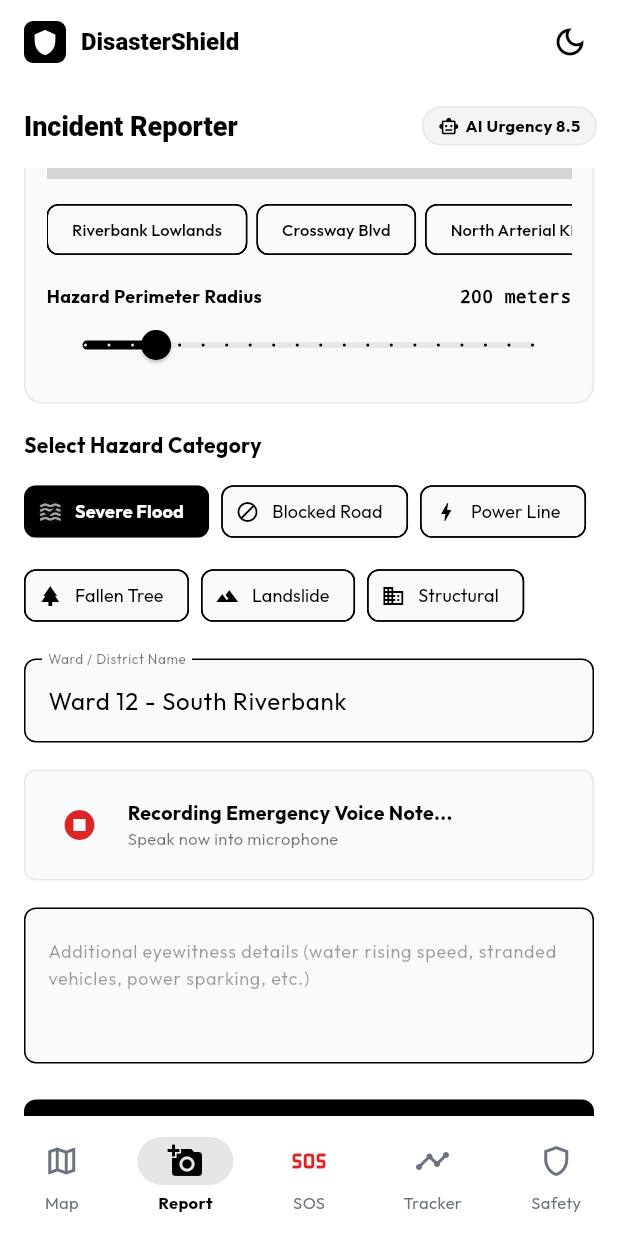
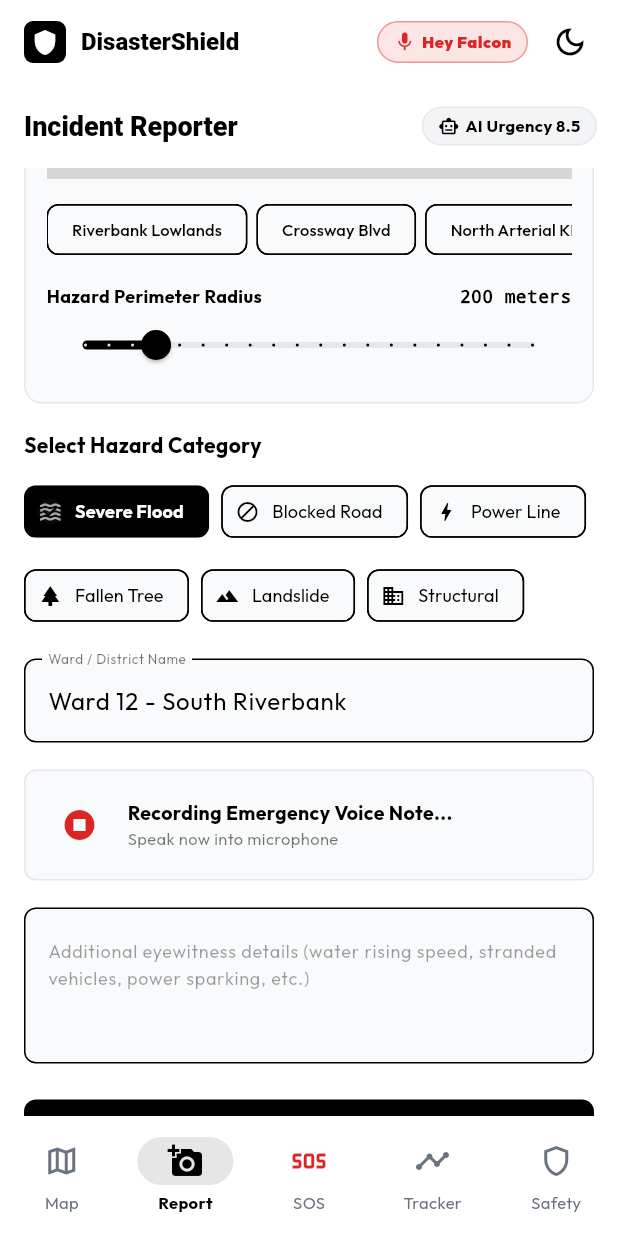
Before and after one commit to hasenalbanna/DisasterShield-codearena-, a Flutter app: the screen it shows after launch, item 2 of the bottom bar chosen, scrolled down 576 dp, after a tap on the "mic" icon, on a phone screen of 412 x 824 dp. Run offline on Flutter 3.47's test engine with Material 3 defaults, Android fonts, the light colour scheme and no system bars; drawn by our look-alikes of flutter_map; our stand-ins replace cloud_firestore, firebase_core, flutter_riverpod, geolocator, google_fonts, image_picker and 1 more; accounts and stored records are empty; grey boxes are pictures that could not be loaded.

Commit message:
feat(mobile): add Falcon AI Voice Assistant with hands-free emergency dispatch and automated map pinning

```diff
--- a/apps/mobile/lib/features/map/presentation/screens/live_hazard_map_screen.dart
+++ b/apps/mobile/lib/features/map/presentation/screens/live_hazard_map_screen.dart
@@ -5,6 +5,7 @@ import 'package:latlong2/latlong.dart';
 import '../../../../core/models/hazard_model.dart';
 import '../../../../core/providers/app_providers.dart';
 import '../../../../core/services/location_service.dart';
+import '../../../voice_sos/presentation/widgets/falcon_voice_modal.dart';
 
 class LiveHazardMapScreen extends ConsumerStatefulWidget {
   const LiveHazardMapScreen({super.key});
@@ -298,8 +299,21 @@ class _LiveHazardMapScreenState extends ConsumerState<LiveHazardMapScreen> {
                       ),
                     ),
 
-                    // Quick Recenter on User GPS
+                    // Quick Voice and GPS FABs
+                    Row(
+                      children: [
                         FloatingActionButton.small(
+                          heroTag: 'fab_falcon_voice',
+                          backgroundColor: const Color(0xFFDC2626),
+                          foregroundColor: Colors.white,
+                          elevation: 3,
+                          tooltip: 'Hey Falcon Voice AI',
+                          onPressed: () => FalconVoiceModal.show(context),
+                          child: const Icon(Icons.mic, size: 18),
+                        ),
+                        const SizedBox(width: 8),
+                        FloatingActionButton.small(
+                          heroTag: 'fab_recenter_gps',
                           backgroundColor: isDark ? Colors.white : Colors.black,
                           foregroundColor: isDark ? Colors.black : Colors.white,
                           elevation: 2,
@@ -307,6 +321,8 @@ class _LiveHazardMapScreenState extends ConsumerState<LiveHazardMapScreen> {
                             _mapController.move(userCenter, 14.5);
                           },
                           child: const Icon(Icons.my_location, size: 18),
+                        ),
+                      ],
                     ),
                   ],
                 ),
--- a/apps/mobile/lib/features/voice_sos/presentation/screens/voice_sos_screen.dart
+++ b/apps/mobile/lib/features/voice_sos/presentation/screens/voice_sos_screen.dart
@@ -4,6 +4,7 @@ import 'package:flutter_riverpod/flutter_riverpod.dart';
 import '../../../../core/providers/app_providers.dart';
 import '../../../../core/services/location_service.dart';
 import '../../../../core/services/firebase_hazard_service.dart';
+import '../widgets/falcon_voice_modal.dart';
 
 class VoiceSosScreen extends ConsumerStatefulWidget {
   const VoiceSosScreen({super.key});
@@ -243,6 +244,58 @@ class _VoiceSosScreenState extends ConsumerState<VoiceSosScreen>
                 ],
               ),
             ),
+            const SizedBox(height: 14),
+
+            // Falcon AI Voice Command Card
+            Container(
+              padding: const EdgeInsets.all(14),
+              decoration: BoxDecoration(
+                color: isDark ? const Color(0xFF141414) : const Color(0xFFF9FAFB),
+                borderRadius: BorderRadius.circular(10),
+                border: Border.all(color: const Color(0xFFDC2626).withValues(alpha: 0.35)),
+              ),
+              child: Column(
+                crossAxisAlignment: CrossAxisAlignment.start,
+                children: [
+                  Row(
+                    children: [
+                      Container(
+                        padding: const EdgeInsets.all(6),
+                        decoration: BoxDecoration(
+                          color: const Color(0xFFDC2626).withValues(alpha: 0.15),
+                          shape: BoxShape.circle,
+                        ),
+                        child: const Icon(Icons.record_voice_over, color: Color(0xFFDC2626), size: 16),
+                      ),
+                      const SizedBox(width: 8),
+                      const Text(
+                        'Falcon AI Voice Dispatch',
+                        style: TextStyle(fontSize: 13, fontWeight: FontWeight.w900),
+                      ),
+                    ],
+                  ),
+                  const SizedBox(height: 8),
+                  Text(
+                    'Say: "Hey Falcon, I am in danger, report the issue!" to automatically pin your emergency to the live map and dispatch units.',
+                    style: TextStyle(fontSize: 11, height: 1.4, color: isDark ? Colors.white70 : Colors.black87),
+                  ),
+                  const SizedBox(height: 10),
+                  SizedBox(
+                    width: double.infinity,
+                    child: OutlinedButton.icon(
+                      style: OutlinedButton.styleFrom(
+                        side: const BorderSide(color: Color(0xFFDC2626)),
+                        foregroundColor: const Color(0xFFDC2626),
+                        shape: RoundedRectangleBorder(borderRadius: BorderRadius.circular(8)),
+                      ),
+                      onPressed: () => FalconVoiceModal.show(context),
+                      icon: const Icon(Icons.mic, size: 16),
+                      label: const Text('Activate Falcon Voice AI', style: TextStyle(fontSize: 12, fontWeight: FontWeight.bold)),
+                    ),
+                  ),
+                ],
+              ),
+            ),
             const Spacer(),
 
             // Big Crimson SOS Hold Button
--- a/apps/mobile/lib/main.dart
+++ b/apps/mobile/lib/main.dart
@@ -7,6 +7,7 @@ import 'core/providers/app_providers.dart';
 import 'features/map/presentation/screens/live_hazard_map_screen.dart';
 import 'features/incident_reporter/presentation/screens/incident_reporter_screen.dart';
 import 'features/voice_sos/presentation/screens/voice_sos_screen.dart';
+import 'features/voice_sos/presentation/widgets/falcon_voice_modal.dart';
 import 'features/case_tracker/presentation/screens/case_tracker_screen.dart';
 import 'features/profile/presentation/screens/profile_screen.dart';
 
@@ -87,6 +88,34 @@ class _MainNavigationShellState extends ConsumerState<MainNavigationShell> {
           ],
         ),
         actions: [
+          InkWell(
+            borderRadius: BorderRadius.circular(20),
+            onTap: () => FalconVoiceModal.show(context),
+            child: Container(
+              padding: const EdgeInsets.symmetric(horizontal: 10, vertical: 5),
+              decoration: BoxDecoration(
+                color: const Color(0xFFDC2626).withValues(alpha: 0.12),
+                borderRadius: BorderRadius.circular(20),
+                border: Border.all(color: const Color(0xFFDC2626).withValues(alpha: 0.4)),
+              ),
+              child: const Row(
+                mainAxisSize: MainAxisSize.min,
+                children: [
+                  Icon(Icons.mic, color: Color(0xFFDC2626), size: 15),
+                  SizedBox(width: 4),
+                  Text(
+                    'Hey Falcon',
+                    style: TextStyle(
+                      fontSize: 11,
+                      fontWeight: FontWeight.w900,
+                      color: Color(0xFFDC2626),
+                    ),
+                  ),
+                ],
+              ),
+            ),
+          ),
+          const SizedBox(width: 4),
           IconButton(
             icon: Icon(isDark ? Icons.light_mode_outlined : Icons.dark_mode_outlined),
             tooltip: 'Toggle Theme',
```
Also changed, not shown: apps/mobile/lib/core/services/falcon_voice_assistant_service.dart (added, +200 -0 lines), apps/mobile/lib/features/voice_sos/presentation/widgets/falcon_voice_modal.dart (added, +331 -0 lines). Lines whose indentation alone changed are shown as unchanged.
